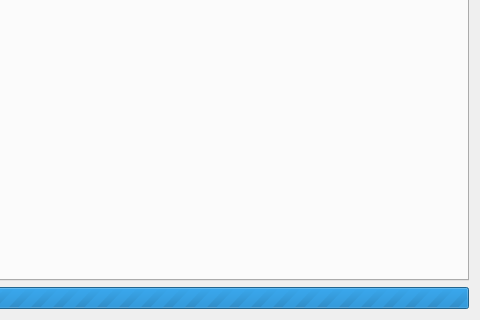
The window that src/mainwin.ui (poupou14/CombinoGen) describes before a commit, drawn with Qt 5; both pictures show x 620 to 1100 and y 187 to 507 of the 1100 by 507 pixel window.
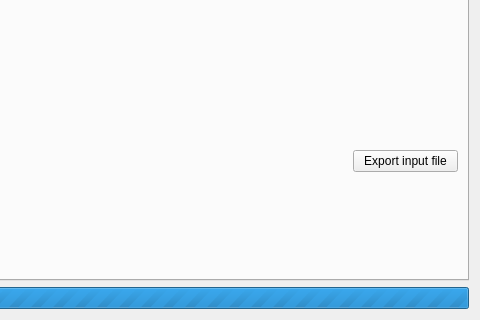
The same window after the commit. The open tabs and pages were chosen to show the change.

Commit message: export input file

Patch:
```diff
--- a/src/mainwin.ui
+++ b/src/mainwin.ui
@@ -135,6 +135,19 @@
          <string>Generate Grids</string>
         </property>
        </widget>
+       <widget class="QPushButton" name="pbExport">
+        <property name="geometry">
+         <rect>
+          <x>960</x>
+          <y>300</y>
+          <width>105</width>
+          <height>22</height>
+         </rect>
+        </property>
+        <property name="text">
+         <string>Export input file</string>
+        </property>
+       </widget>
       </widget>
      </widget>
     </item>
```
Left out of the diff: 2 changed lines with no effect on the pictures. The commit also changes 8 other files.
